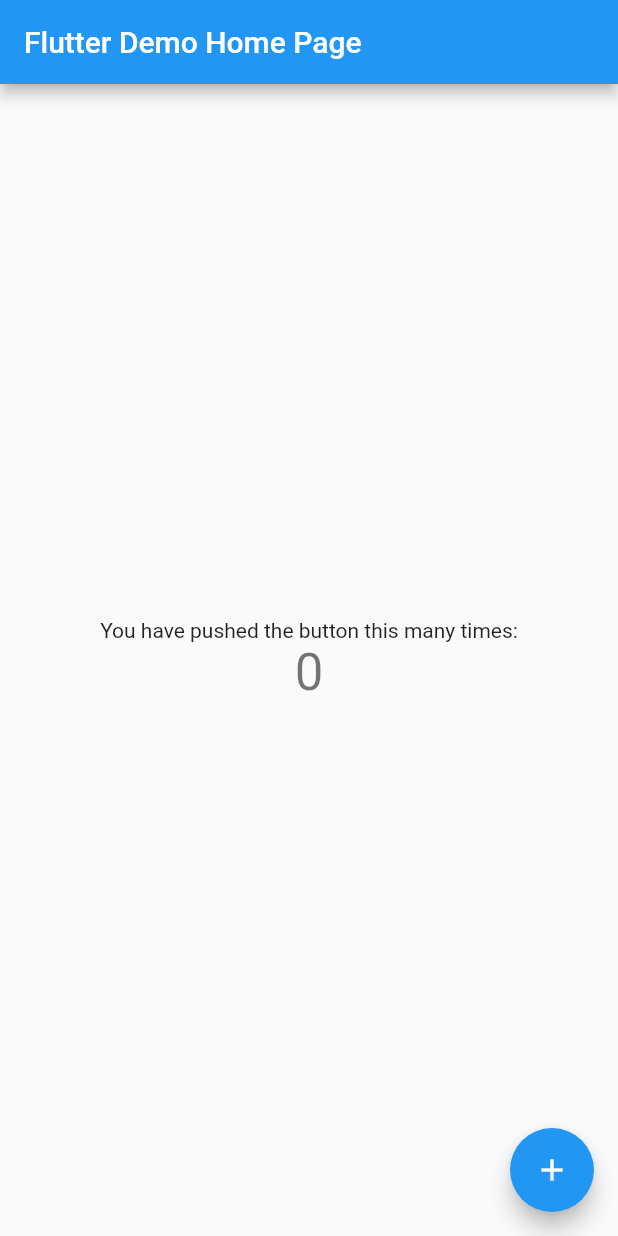
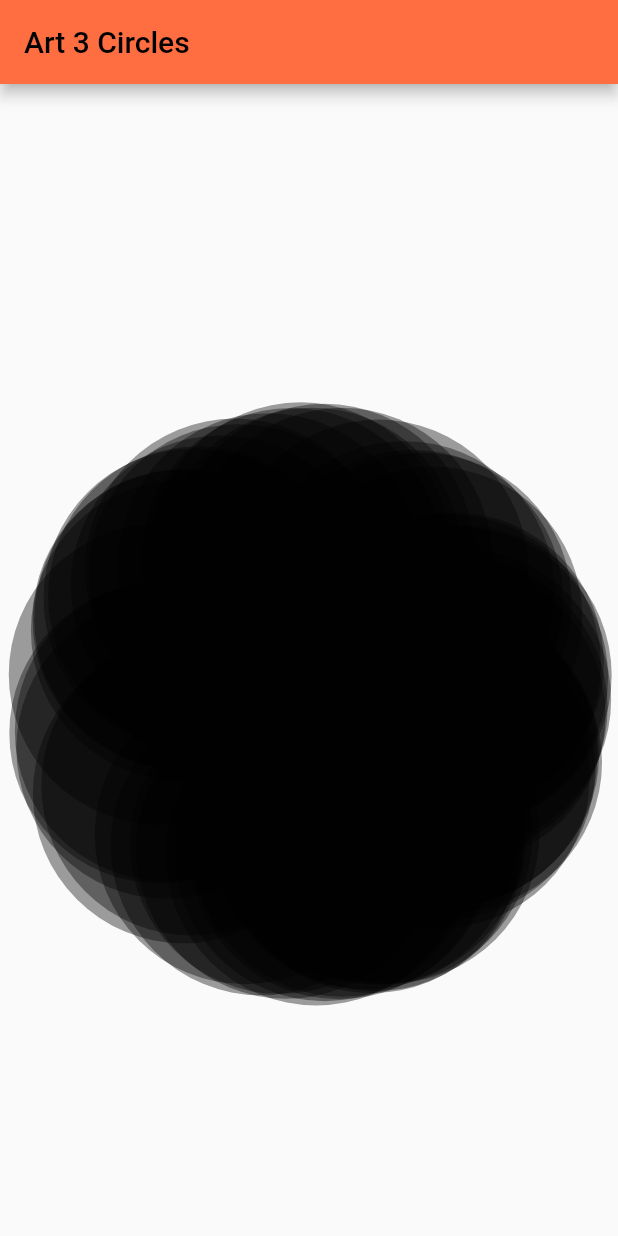
Before and after one commit to frederic33/flutter_art_4, a Flutter app: the screen it shows after launch, on a phone screen of 412 x 824 dp. Run offline on Flutter 3.47's test engine with Material 2 defaults, Android fonts, the phone set to English and light mode, and no system bars.

Commit message:
First commit based on 'Part 3' code files

```diff
--- a/lib/main.dart
+++ b/lib/main.dart
@@ -1,117 +1,48 @@
+///
+/// Creation date: 23 September 2020 at 12:57
+/// Created by: Frederic Crassat (crassat@orange.fr)
+/// Project: coding_with_indy PART 4
+/// Copyright (c) 2020
+///
+
+/// Imports
 import 'package:flutter/material.dart';
+import 'package:flutter/services.dart';
+
+/// My Own Imports
+import 'my-painter.dart';
+
 
 void main() {
+
+  SystemChrome.setSystemUIOverlayStyle(SystemUiOverlayStyle(
+    statusBarColor: Colors.deepOrangeAccent, // status bar color
+    systemNavigationBarColor: Colors.black, // navigation bar color
+  ));
+
   runApp(MyApp());
+
 }
 
+
 class MyApp extends StatelessWidget {
-  // This widget is the root of your application.
+
   @override
   Widget build(BuildContext context) {
+
     return MaterialApp(
-      title: 'Flutter Demo',
+
+      debugShowCheckedModeBanner: false,
+
+      title: 'Art 3',
+
       theme: ThemeData(
-        // This is the theme of your application.
-        //
-        // Try running your application with "flutter run". You'll see the
-        // application has a blue toolbar. Then, without quitting the app, try
-        // changing the primarySwatch below to Colors.green and then invoke
-        // "hot reload" (press "r" in the console where you ran "flutter run",
-        // or simply save your changes to "hot reload" in a Flutter IDE).
-        // Notice that the counter didn't reset back to zero; the application
-        // is not restarted.
         primarySwatch: Colors.blue,
-        // This makes the visual density adapt to the platform that you run
-        // the app on. For desktop platforms, the controls will be smaller and
-        // closer together (more dense) than on mobile platforms.
         visualDensity: VisualDensity.adaptivePlatformDensity,
       ),
-      home: MyHomePage(title: 'Flutter Demo Home Page'),
+
+      home: MyPainter(),
+
     );
   }
 }
-
-class MyHomePage extends StatefulWidget {
-  MyHomePage({Key key, this.title}) : super(key: key);
-
-  // This widget is the home page of your application. It is stateful, meaning
-  // that it has a State object (defined below) that contains fields that affect
-  // how it looks.
-
-  // This class is the configuration for the state. It holds the values (in this
-  // case the title) provided by the parent (in this case the App widget) and
-  // used by the build method of the State. Fields in a Widget subclass are
-  // always marked "final".
-
-  final String title;
-
-  @override
-  _MyHomePageState createState() => _MyHomePageState();
-}
-
-class _MyHomePageState extends State<MyHomePage> {
-  int _counter = 0;
-
-  void _incrementCounter() {
-    setState(() {
-      // This call to setState tells the Flutter framework that something has
-      // changed in this State, which causes it to rerun the build method below
-      // so that the display can reflect the updated values. If we changed
-      // _counter without calling setState(), then the build method would not be
-      // called again, and so nothing would appear to happen.
-      _counter++;
-    });
-  }
-
-  @override
-  Widget build(BuildContext context) {
-    // This method is rerun every time setState is called, for instance as done
-    // by the _incrementCounter method above.
-    //
-    // The Flutter framework has been optimized to make rerunning build methods
-    // fast, so that you can just rebuild anything that needs updating rather
-    // than having to individually change instances of widgets.
-    return Scaffold(
-      appBar: AppBar(
-        // Here we take the value from the MyHomePage object that was created by
-        // the App.build method, and use it to set our appbar title.
-        title: Text(widget.title),
-      ),
-      body: Center(
-        // Center is a layout widget. It takes a single child and positions it
-        // in the middle of the parent.
-        child: Column(
-          // Column is also a layout widget. It takes a list of children and
-          // arranges them vertically. By default, it sizes itself to fit its
-          // children horizontally, and tries to be as tall as its parent.
-          //
-          // Invoke "debug painting" (press "p" in the console, choose the
-          // "Toggle Debug Paint" action from the Flutter Inspector in Android
-          // Studio, or the "Toggle Debug Paint" command in Visual Studio Code)
-          // to see the wireframe for each widget.
-          //
-          // Column has various properties to control how it sizes itself and
-          // how it positions its children. Here we use mainAxisAlignment to
-          // center the children vertically; the main axis here is the vertical
-          // axis because Columns are vertical (the cross axis would be
-          // horizontal).
-          mainAxisAlignment: MainAxisAlignment.center,
-          children: <Widget>[
-            Text(
-              'You have pushed the button this many times:',
-            ),
-            Text(
-              '$_counter',
-              style: Theme.of(context).textTheme.headline4,
-            ),
-          ],
-        ),
-      ),
-      floatingActionButton: FloatingActionButton(
-        onPressed: _incrementCounter,
-        tooltip: 'Increment',
-        child: Icon(Icons.add),
-      ), // This trailing comma makes auto-formatting nicer for build methods.
-    );
-  }
-}
--- /dev/null
+++ b/lib/my-painter-canvas.dart
@@ -0,0 +1,65 @@
+///
+/// Creation date: 23 September 2020 at 12:57
+/// Created by: Frederic Crassat (crassat@orange.fr)
+/// Project: coding_with_indy PART 4
+/// Copyright (c) 2020
+
+/// Imports
+import 'package:flutter/material.dart';
+import 'dart:math';
+
+/// My Own Imports
+import 'particle.dart';
+
+
+// ignore: non_constant_identifier_names
+Offset PolarToCartesian(double radius, double theta) {
+
+  return Offset(radius * cos(theta), radius * sin(theta));
+
+}
+
+
+class MyPainterCanvas extends CustomPainter {
+
+  List<Particle> particles;
+  Random rgn;
+  double animationValue;
+
+  // Constructor
+  MyPainterCanvas(this.rgn, this.particles, this.animationValue);
+
+  @override
+  void paint(Canvas canvas, Size size) {
+
+    this.particles.forEach((p) {
+
+      // Paint the objects
+      var paint = Paint();
+      //paint.strokeWidth = 10;
+      //paint.style = PaintingStyle.stroke;
+      paint.blendMode = BlendMode.modulate; //modulate, xor,
+      paint.color = p.color;
+      canvas.drawCircle(p.position, p.radius, paint);
+
+    });
+
+
+  }
+
+
+
+  @override
+  bool shouldRepaint(CustomPainter oldDelegate) {
+    return true;
+  }
+
+/// Functions
+
+
+}
+
+// End of file
+
+
+/// 🧹TO DELETE
--- /dev/null
+++ b/lib/my-painter.dart
@@ -0,0 +1,242 @@
+///
+/// Creation date: 23 September 2020 at 12:57
+/// Created by: Frederic Crassat (crassat@orange.fr)
+/// Project: coding_with_indy PART 4
+/// Copyright (c) 2020
+
+/// Imports
+import 'package:flutter/material.dart';
+import 'dart:math';
+
+/// My Own Imports
+import 'particle.dart';
+import 'my-painter-canvas.dart';
+
+
+
+class MyPainter extends StatefulWidget {
+
+  MyPainter({Key key}) : super(key: key);
+
+  @override
+  _MyPainterState createState() => _MyPainterState();
+
+}
+
+
+
+class _MyPainterState extends State<MyPainter> with SingleTickerProviderStateMixin {
+
+  /// Particles container
+  List<Particle> particles = List<Particle>();
+
+  /// Random generator instance
+  Random rgn = Random(DateTime.now().millisecondsSinceEpoch);
+
+  /// Animation controller
+  Animation<double> animation;
+  AnimationController controller;
+
+
+
+
+  @override void initState() {
+
+    super.initState();
+
+    /// 🧩 Controller of Animation
+    controller = AnimationController(vsync: this, duration: Duration(seconds: 10));
+
+    /// 🧩 Animation Behaviour
+    animation = Tween<double>(begin: 0, end:300).animate(controller)
+
+    /// 🧩 Animation Listener
+      ..addListener(() {
+        if (this.particles.length == 0) {
+          // create
+          createBlobField();
+
+        } else {
+          // update
+          setState(() {
+            updateBlobField();
+          });
+
+        }
+        setState(() {
+          // The state that has changed here is the animation object's value
+        });
+      })
+    /// 🧩 Animation Status Listener
+      ..addStatusListener((status) {
+        setState(() {
+          // The state that has changed here is the animation object's value
+          if (status == AnimationStatus.completed) {
+
+            controller.repeat();
+
+          } else if (status == AnimationStatus.dismissed) {
+
+            controller.forward();
+
+          }
+
+        });
+
+      });
+
+    controller.forward();
+
+
+
+  }
+
+
+  /// BUILD --------------
+  @override
+  Widget build(BuildContext context) {
+
+    return Scaffold(
+      appBar: AppBar(
+        title: Text("Art 3 Circles", style: TextStyle(fontSize: 20, color: Colors.black),),
+        backgroundColor: Colors.deepOrangeAccent,
+      ),
+      body: SafeArea(
+
+        child: Container(
+
+          color: Colors.white,
+
+          child: Column(
+            crossAxisAlignment: CrossAxisAlignment.start,
+            children: [
+
+              CustomPaint(
+
+                foregroundPainter: MyPainterCanvas(rgn, particles, animation.value),
+                // painter: MyPainterCanvas(rgn, particles, animation.value),
+                // child: Column(
+                //   children: [
+                //     SizedBox(height: 8),
+                //     Text("radius factor : $radiusFactor", style: TextStyle(color: Colors.blueAccent),),
+                //     Slider(
+                //       value: radiusFactor,
+                //       min: 1.0,
+                //       max: 10.0,
+                //       label: radiusFactor.toString(),
+                //       // divisions: 0,
+                //       onChanged: (value) {
+                //         setState(() {
+                //           // radiusFactor = value;
+                //         });
+                //       },
+                //     ),
+                //   ],
+                // ),
+              ),
+
+
+            ],
+          ),
+        ),
+
+      ),
+    );
+
+  }
+
+  /// DISPOSE --------------
+  @override
+  dispose() {
+    controller.dispose();
+    super.dispose();
+  }
+
+
+  /// FUNCTIONS
+
+
+  int particleCount = 50;
+  Size size;
+  Offset origin;
+  double radius;
+
+  void createBlobField() {
+
+    // get the size of the screen
+    size = MediaQuery.of(context).size;
+
+    // center of the screen
+    origin = Offset(size.width / 2, size.height / 2);
+
+    radius = size.width;
+
+    blobField(origin, radius);
+
+  }
+
+  void blobField(Offset origin, double radius) {
+
+    while (particles.length < particleCount) {
+      particles.add(newParticle(origin));
+    }
+
+  }
+
+  Particle newParticle(Offset origin) {
+
+    const double radius = 100;
+
+    return Particle()
+      ..color = Colors.grey
+      ..radius = radius
+      ..position = origin + getRandomPosition(radius)
+    // for particle velocity
+      ..theta = rgn.nextDouble() * 2 * pi
+      ..speed = 0.1;
+  }
+
+  Offset getRandomPosition(double radius) {
+    var t = rgn.nextDouble() * 2 * pi;
+    return PolarToCartesian(radius, t);
+  }
+
+
+  Color _getRandomColor(Random rgn, double d, double a) {
+
+    var a = 255;
+    // sine => -1 to +1, we map that from 0 to 255
+    var r = (sin(d * 2 * pi) * 127.0 + 127).toInt();
+    var g = (cos(d * 2 * pi) * 127.0 + 127).toInt();
+    var b = rgn.nextInt(255);
+    return Color.fromARGB(a, r, g, b);
+
+  }
+
+
+  void updateBlobField() {
+
+
+    // move the particles around in its orbit
+    this.particles.forEach((p) {
+
+      p.position += PolarToCartesian(p.speed, p.theta);
+
+    });
+
+    particles.add(newParticle(origin));
+
+    while(particles.length > particleCount * 1.02) {
+      particles.removeAt(0);
+    }
+  }
+
+
+
+}
+
+
+// End of file
+
+
+/// 🧹TO DELETE
--- /dev/null
+++ b/lib/particle.dart
@@ -0,0 +1,37 @@
+///
+/// Creation date: 23 September 2020 at 12:57
+/// Created by: Frederic Crassat (crassat@orange.fr)
+/// Project: coding_with_indy PART 4
+/// Copyright (c) 2020
+
+/// Imports
+import 'package:flutter/material.dart';
+
+/// My Own Imports
+
+
+class Particle {
+
+  Offset position, origin;
+  Color color;
+  double radius;
+  double theta = 0;
+  double speed = 0;
+
+  // Define velocity
+  // double speed;
+  // double theta;
+
+  @override
+  String toString() {
+    return "${super.toString()} information about this Class";
+  }
+
+}
+
+
+
+// End of file
+
+
+/// 🧹TO DELETE
```
